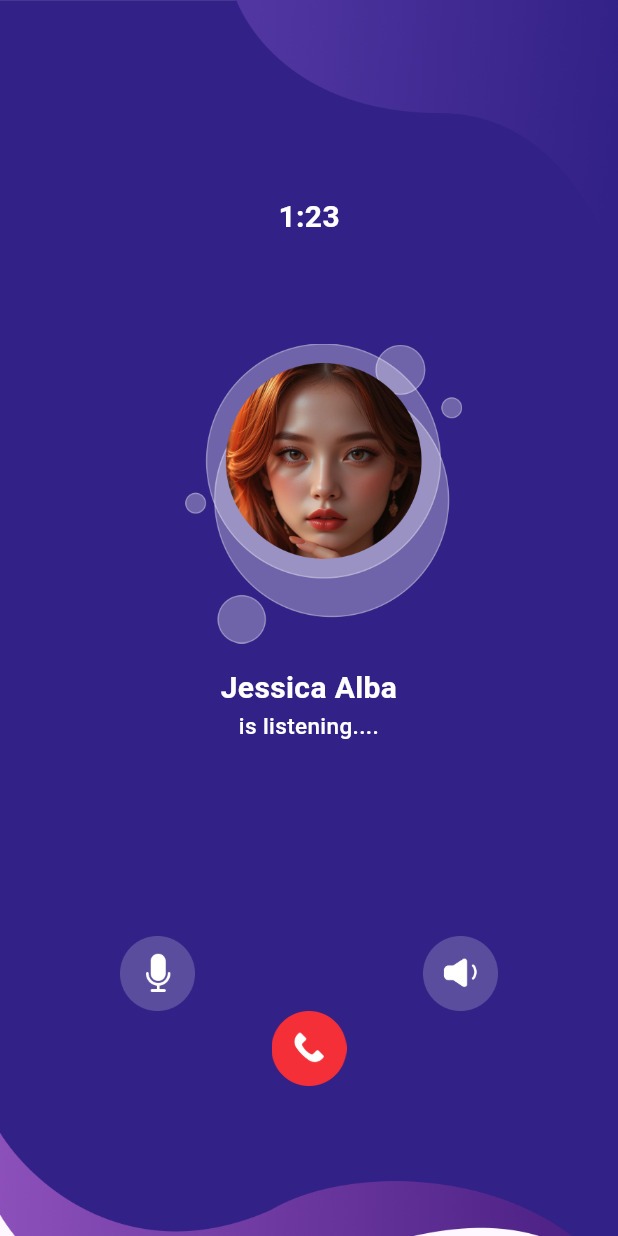
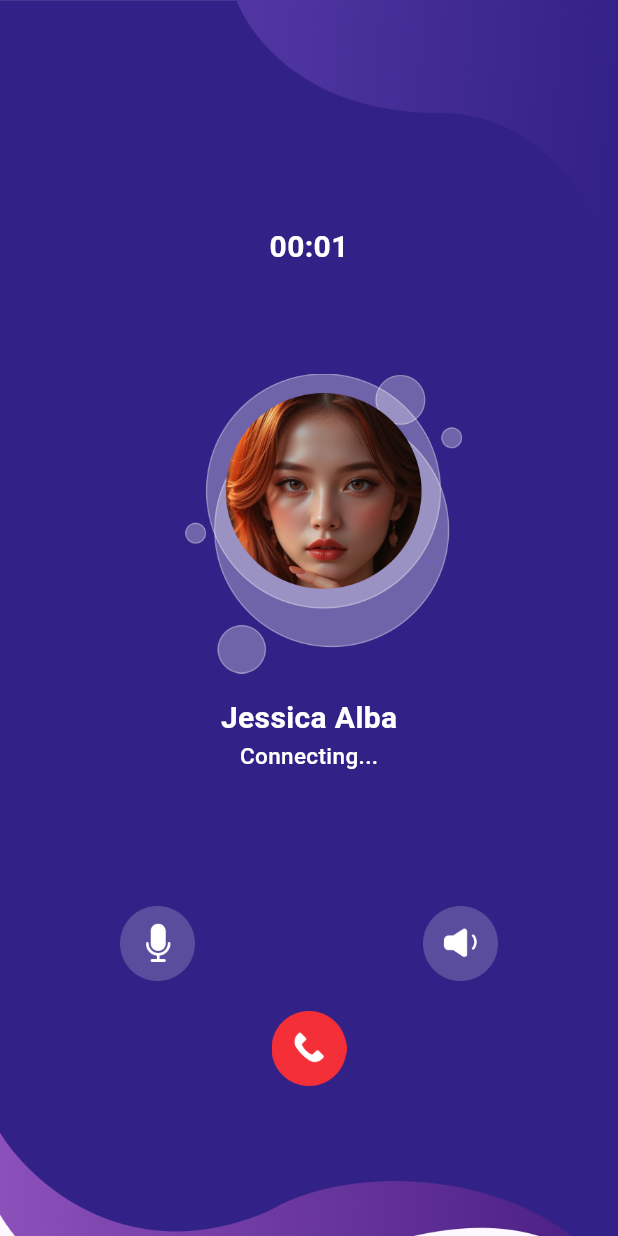
Before and after one commit to Khayooo/Ai-Math-Solver-App, a Flutter app: the CallingScreen screen opened directly, on a phone screen of 412 x 824 dp. Run offline on Flutter 3.47's test engine with Material 3 defaults, Android fonts, the phone set to English and light mode, and no system bars; our stand-ins replace camera, flutter_gemini, flutter_tts, image_cropper, image_picker, speech_to_text.

Commit message:
feat: Implement voice call functionality

```diff
--- a/lib/call screen/calling_screen.dart
+++ b/lib/call screen/calling_screen.dart
@@ -1,6 +1,9 @@
+import 'dart:async';
 import 'package:ai_math_solver/utils/colors_paths.dart';
 import 'package:flutter/material.dart';
-
+import 'package:flutter_gemini/flutter_gemini.dart';
+import 'package:flutter_tts/flutter_tts.dart';
+import 'package:speech_to_text/speech_to_text.dart' as stt;
 import '../utils/asset_paths.dart';
 
 class CallingScreen extends StatefulWidget {
@@ -11,76 +14,268 @@ class CallingScreen extends StatefulWidget {
 }
 
 class _CallingScreenState extends State<CallingScreen> {
+  final FlutterTts tts = FlutterTts();
+  late stt.SpeechToText _speech;
+  Gemini? gemini;
+
+  bool _isListening = false;
+  bool _isMuted = false;
+  bool _isSpeaking = false;
+  bool _endCall = false;
+
+  int _callSeconds = 0; // ✅ Timer seconds
+  Timer? _timer;
+
+  String _status = "Connecting...";
+  String _botResponse = "";
+
+  @override
+  void initState() {
+    super.initState();
+
+    Gemini.init(apiKey: "AIzaSyB7NToCpz_ckbWPpQ01ApEEQGHRy-EyMR0");
+    gemini = Gemini.instance;
+    _speech = stt.SpeechToText();
+
+    // Start call timer
+    _startCallTimer();
+
+    // Start conversation automatically
+    Future.delayed(const Duration(seconds: 2), _autoConversationLoop);
+  }
+
+  // ✅ Call timer
+  void _startCallTimer() {
+    _timer = Timer.periodic(const Duration(seconds: 1), (_) {
+      if (!_endCall) {
+        setState(() => _callSeconds++);
+      }
+    });
+  }
+
+  String get _formattedTime {
+    final minutes = (_callSeconds ~/ 60).toString().padLeft(2, '0');
+    final seconds = (_callSeconds % 60).toString().padLeft(2, '0');
+    return "$minutes:$seconds";
+  }
+
+  // 🔁 Main loop for AI conversation
+  Future<void> _autoConversationLoop() async {
+    while (!_endCall) {
+      if (_isListening) break; // Wait until user speaks
+      await Future.delayed(const Duration(seconds: 1));
+    }
+  }
+
+  // 🎙 Start speech recognition
+  Future<void> _startListening() async {
+    if (_endCall) return;
+
+    bool available = await _speech.initialize();
+    if (!available) {
+      setState(() => _status = "Speech not available");
+      return;
+    }
+
+    setState(() {
+      _isListening = true;
+      _status = "Listening...";
+    });
+
+    _speech.listen(
+      listenMode: stt.ListenMode.dictation,
+      onResult: (result) async {
+        if (result.finalResult && !_endCall) {
+          final userText = result.recognizedWords.characters.string;
+          if (userText.isNotEmpty) {
+            setState(() {
+              _isListening = false;
+              _status = "Thinking...";
+            });
+            await _askGemini(userText);
+          }
+        }
+      },
+    );
+  }
+
+  // 🧠 Ask Gemini
+  Future<void> _askGemini(String question) async {
+    try {
+      final response = await gemini?.text("Answer concisely: $question");
+
+      final answer =
+          response?.output ??
+              response?.content?.parts
+                  ?.map((p) => p.toString().characters ?? "")
+                  .join(" ")
+                  .trim() ??
+              "";
+
+      final safeAnswer = (answer.isNotEmpty) ? answer : "I don't know.";
+
+      setState(() {
+        _botResponse = "";
+        _status = "Speaking...";
+        _isSpeaking = true;
+      });
+
+      if (!_isMuted) {
+        await _speak(safeAnswer);
+      }
+
+      setState(() {
+        _isSpeaking = false;
+        _status = _isListening ? "Listening..." : "Idle";
+      });
+    } catch (e) {
+      setState(() => _status = "Error: $e");
+    }
+  }
+
+  // 🔊 Text-to-Speech
+  Future<void> _speak(String text) async {
+    await tts.setLanguage("en-US");
+    await tts.setPitch(1.0);
+    await tts.setSpeechRate(0.6);
+    await tts.setVolume(1.0);
+    await tts.speak(text);
+  }
+
+  // ☎️ End call
+  Future<void> _endCallNow() async {
+    setState(() {
+      _endCall = true;
+      _status = "Call ended";
+    });
+    _timer?.cancel();
+    if (_speech.isListening) await _speech.stop();
+    await tts.stop();
+
+    // ✅ Navigate to Dashboard after call ends
+    // Navigator.pushReplacementNamed(context, '/dashboard');
+  }
+
+  @override
+  void dispose() {
+    _timer?.cancel();
+    _speech.stop();
+    tts.stop();
+    super.dispose();
+  }
+
   @override
   Widget build(BuildContext context) {
     Size size = MediaQuery.of(context).size;
     return Scaffold(
-
-
       body: Stack(
         children: [
-          Image.asset(AssetPaths().calline_img_background, height: size.height,width: size.width,fit: BoxFit.fill),
-          Positioned(
-            left: 0.0,
-            right: 0.0,
-            child: Column(
-            crossAxisAlignment: CrossAxisAlignment.center,
-            mainAxisAlignment: MainAxisAlignment.center,
-          children: [
-            SizedBox(height: 130,),
-            Text('1:23' , style: TextStyle(color: ColorsPaths().white_color, fontSize: 20, fontWeight: FontWeight.bold),),
-            SizedBox(height: 70,),
-            Image.asset(AssetPaths().calling_person_img, height: 200,),
-            SizedBox(height: 15,),
-            SizedBox(
+          // Background
+          Image.asset(
+            AssetPaths().calline_img_background,
+            height: size.height,
             width: size.width,
-                child: Text('Jessica Alba', style: TextStyle(color: ColorsPaths().white_color, fontSize: 20, fontWeight: FontWeight.bold,),textAlign: TextAlign.center,)),
-            SizedBox(
-                width: size.width,
-                child: Text('is listening....', style: TextStyle(color: ColorsPaths().white_color, fontSize: 15, fontWeight: FontWeight.w500),textAlign: TextAlign.center,)),
-          ],
-
-
+            fit: BoxFit.fill,
           ),
 
+          // Caller info
+          Positioned(
+            left: 0,
+            right: 0,
+            top: 150,
+            child: Column(
+              children: [
+                Text(
+                  _formattedTime,
+                  style: TextStyle(
+                    color: ColorsPaths().white_color,
+                    fontSize: 20,
+                    fontWeight: FontWeight.bold,
                   ),
+                ),
+                const SizedBox(height: 70),
+                Image.asset(AssetPaths().calling_person_img, height: 200),
+                const SizedBox(height: 15),
+                Text(
+                  'Jessica Alba',
+                  style: TextStyle(
+                    color: ColorsPaths().white_color,
+                    fontSize: 20,
+                    fontWeight: FontWeight.bold,
+                  ),
+                ),
+                Text(
+                  _status,
+                  style: TextStyle(
+                    color: ColorsPaths().white_color,
+                    fontSize: 15,
+                    fontWeight: FontWeight.w500,
+                  ),
+                ),
+                if (_botResponse.isNotEmpty)
+                  Padding(
+                    padding: const EdgeInsets.all(20.0),
+                    child: Text(
+                      "Jessica: $_botResponse",
+                      textAlign: TextAlign.center,
+                      style: const TextStyle(
+                        color: Colors.greenAccent,
+                        fontSize: 16,
+                        fontWeight: FontWeight.w400,
+                        height: 1.5,
+                      ),
+                    ),
+                  ),
+              ],
+            ),
+          ),
+
+          // Buttons
           Positioned(
             bottom: 100,
-              left: 0.0,
-              right: 0.0,
-
+            left: 0,
+            right: 0,
             child: Column(
-                crossAxisAlignment: CrossAxisAlignment.center,
-                mainAxisAlignment: MainAxisAlignment.center,
               children: [
                 Padding(
                   padding: const EdgeInsets.symmetric(horizontal: 80),
                   child: Row(
-                      crossAxisAlignment: CrossAxisAlignment.center,
                     mainAxisAlignment: MainAxisAlignment.spaceBetween,
                     children: [
-                          Image.asset(AssetPaths().mute_button, height: 50, ),
-                          Image.asset(AssetPaths().loud_button, height: 50,),
+                      GestureDetector(
+                        onTap: () async {
+                          setState(() => _isMuted = !_isMuted);
 
+                          if (_isListening) {
+                            // Stop listening and trigger AI response
+                            setState(() => _isListening = false);
+                            await _askGemini(
+                                "User is silent, give concise response");
+                          } else {
+                            // Start listening
+                            await _startListening();
+                          }
+                        },
+                        child: Image.asset(
+                          AssetPaths().mute_button,
+                          height: 50,
+                          color: _isMuted ? Colors.redAccent : null,
+                        ),
+                      ),
+                      Image.asset(AssetPaths().loud_button, height: 50),
                     ],
                   ),
                 ),
-                  //calling
-                  Row(
-                    crossAxisAlignment: CrossAxisAlignment.center,
-                    mainAxisAlignment: MainAxisAlignment.center,
-                    children: [
-                        SizedBox(height: 10,),
-                      Image.asset(AssetPaths().call_button, height: 50,),
-                    ],
-                  )
-
-                ],
-              ))
-
+                const SizedBox(height: 20),
+                GestureDetector(
+                  onTap: _endCallNow,
+                  child: Image.asset(AssetPaths().call_button, height: 50),
+                ),
               ],
             ),
-
+          ),
+        ],
+      ),
     );
   }
 }
```
Lines whose indentation alone changed are shown as unchanged.
